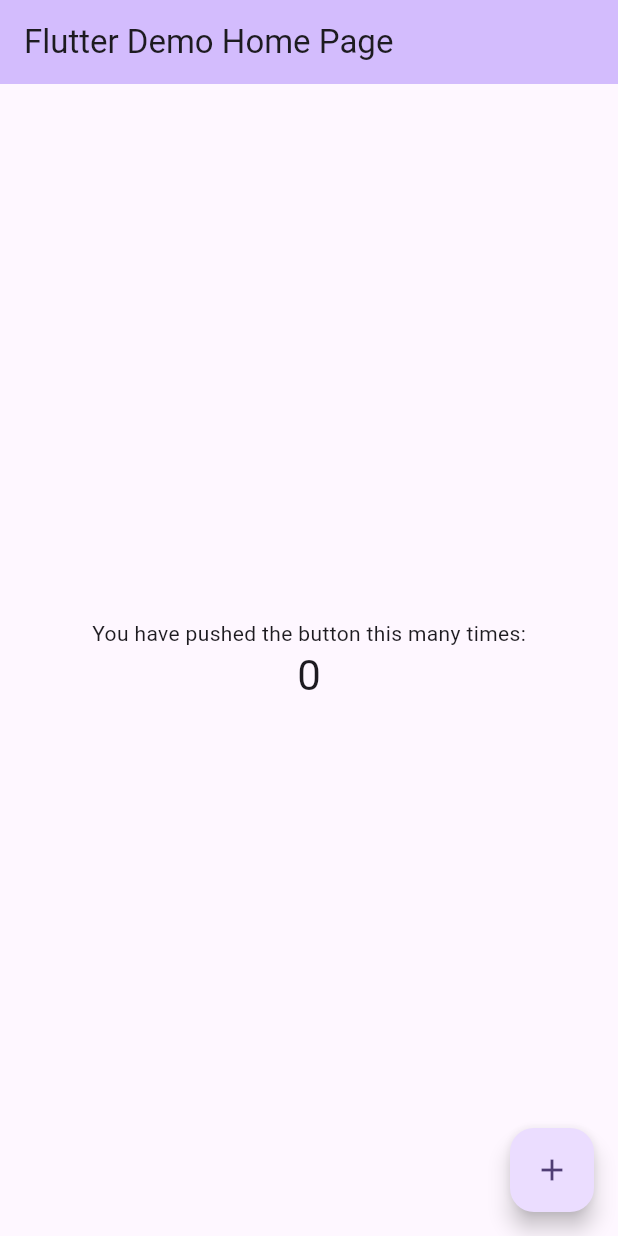
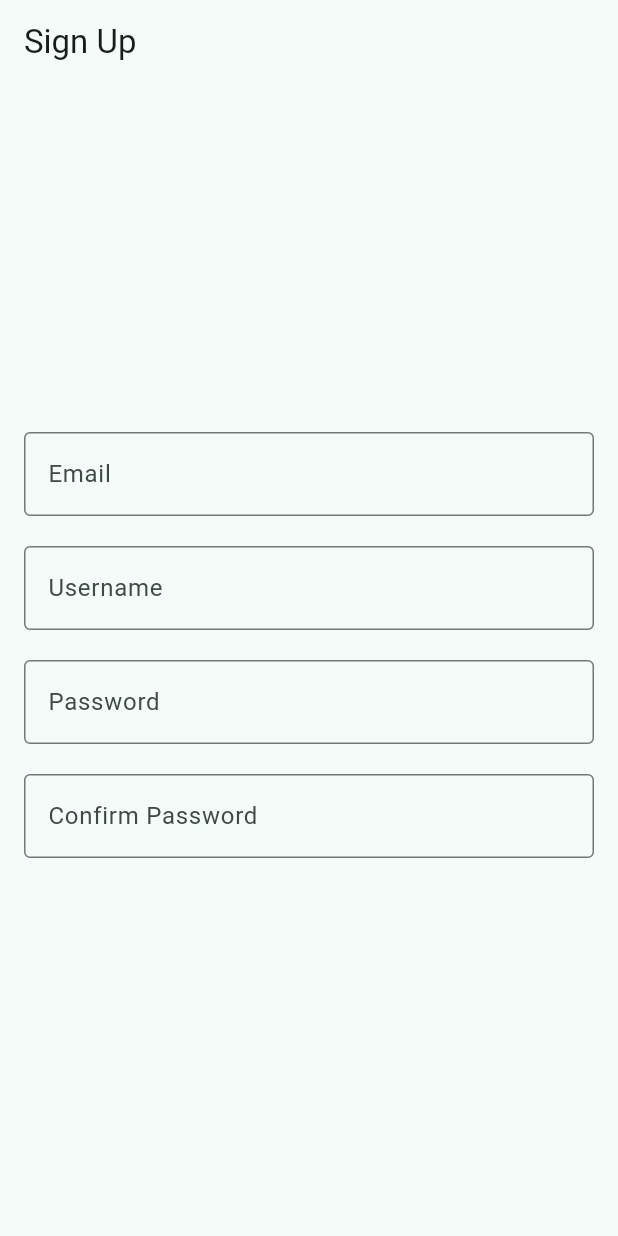
Before and after one commit to CerenYilmaz5/fit_track, a Flutter app: the screen it shows after launch, on a phone screen of 412 x 824 dp. Run offline on Flutter 3.47's test engine with Material 3 defaults, Android fonts, the phone set to English and light mode, and no system bars.

Commit message:
SignupPage step1(after github issue)
I typed sign up page's first screen. im gonna edit again when i commit all pages)

```diff
--- a/lib/main.dart
+++ b/lib/main.dart
@@ -7,119 +7,57 @@ void main() {
 class MyApp extends StatelessWidget {
   const MyApp({super.key});
 
-  // This widget is the root of your application.
   @override
   Widget build(BuildContext context) {
     return MaterialApp(
       title: 'Flutter Demo',
       theme: ThemeData(
-        // This is the theme of your application.
-        //
-        // TRY THIS: Try running your application with "flutter run". You'll see
-        // the application has a purple toolbar. Then, without quitting the app,
-        // try changing the seedColor in the colorScheme below to Colors.green
-        // and then invoke "hot reload" (save your changes or press the "hot
-        // reload" button in a Flutter-supported IDE, or press "r" if you used
-        // the command line to start the app).
-        //
-        // Notice that the counter didn't reset back to zero; the application
-        // state is not lost during the reload. To reset the state, use hot
-        // restart instead.
-        //
-        // This works for code too, not just values: Most code changes can be
-        // tested with just a hot reload.
-        colorScheme: ColorScheme.fromSeed(seedColor: Colors.deepPurple),
+        colorScheme: ColorScheme.fromSeed(seedColor: Colors.teal),
         useMaterial3: true,
       ),
-      home: const MyHomePage(title: 'Flutter Demo Home Page'),
+      home: SignUpStep1(),
     );
   }
 }
 
-class MyHomePage extends StatefulWidget {
-  const MyHomePage({super.key, required this.title});
+class SignUpStep1 extends StatelessWidget {
+  const SignUpStep1({super.key});
 
-  // This widget is the home page of your application. It is stateful, meaning
-  // that it has a State object (defined below) that contains fields that affect
-  // how it looks.
 
-  // This class is the configuration for the state. It holds the values (in this
-  // case the title) provided by the parent (in this case the App widget) and
-  // used by the build method of the State. Fields in a Widget subclass are
-  // always marked "final".
-
-  final String title;
-
-  @override
-  State<MyHomePage> createState() => _MyHomePageState();
-}
-
-class _MyHomePageState extends State<MyHomePage> {
-  int _counter = 0;
-
-  void _incrementCounter() {
-    setState(() {
-      // This call to setState tells the Flutter framework that something has
-      // changed in this State, which causes it to rerun the build method below
-      // so that the display can reflect the updated values. If we changed
-      // _counter without calling setState(), then the build method would not be
-      // called again, and so nothing would appear to happen.
-      _counter++;
-    });
-  }
-
-  @override
   Widget build(BuildContext context) {
-    // This method is rerun every time setState is called, for instance as done
-    // by the _incrementCounter method above.
-    //
-    // The Flutter framework has been optimized to make rerunning build methods
-    // fast, so that you can just rebuild anything that needs updating rather
-    // than having to individually change instances of widgets.
     return Scaffold(
       appBar: AppBar(
-        // TRY THIS: Try changing the color here to a specific color (to
-        // Colors.amber, perhaps?) and trigger a hot reload to see the AppBar
-        // change color while the other colors stay the same.
-        backgroundColor: Theme.of(context).colorScheme.inversePrimary,
-        // Here we take the value from the MyHomePage object that was created by
-        // the App.build method, and use it to set our appbar title.
-        title: Text(widget.title),
+        title: const Text("Sign Up"),
+
       ),
-      body: Center(
-        // Center is a layout widget. It takes a single child and positions it
-        // in the middle of the parent.
+      body: const Padding(
+        padding: EdgeInsets.all(16.0),
         child: Column(
-          // Column is also a layout widget. It takes a list of children and
-          // arranges them vertically. By default, it sizes itself to fit its
-          // children horizontally, and tries to be as tall as its parent.
-          //
-          // Column has various properties to control how it sizes itself and
-          // how it positions its children. Here we use mainAxisAlignment to
-          // center the children vertically; the main axis here is the vertical
-          // axis because Columns are vertical (the cross axis would be
-          // horizontal).
-          //
-          // TRY THIS: Invoke "debug painting" (choose the "Toggle Debug Paint"
-          // action in the IDE, or press "p" in the console), to see the
-          // wireframe for each widget.
           mainAxisAlignment: MainAxisAlignment.center,
-          children: <Widget>[
-            const Text(
-              'You have pushed the button this many times:',
+          children: [
+            TextField(
+              decoration: InputDecoration(
+                  border: OutlineInputBorder(),
+                  labelText: 'Email'),
             ),
-            Text(
-              '$_counter',
-              style: Theme.of(context).textTheme.headlineMedium,
+            SizedBox(height:20),
+            TextField(
+              decoration: InputDecoration(border: OutlineInputBorder(),labelText: 'Username'),
             ),
+            SizedBox(height:20),
+            TextField(
+              decoration: InputDecoration(border: OutlineInputBorder(),labelText: 'Password'),
+              obscureText: true,
+            ),
+            SizedBox(height:20),
+            TextField(
+              decoration: InputDecoration(border: OutlineInputBorder(),labelText: 'Confirm Password'),
+              obscureText: true,
+            ),
+            SizedBox(height: 20),
           ],
         ),
       ),
-      floatingActionButton: FloatingActionButton(
-        onPressed: _incrementCounter,
-        tooltip: 'Increment',
-        child: const Icon(Icons.add),
-      ), // This trailing comma makes auto-formatting nicer for build methods.
     );
   }
 }
```
